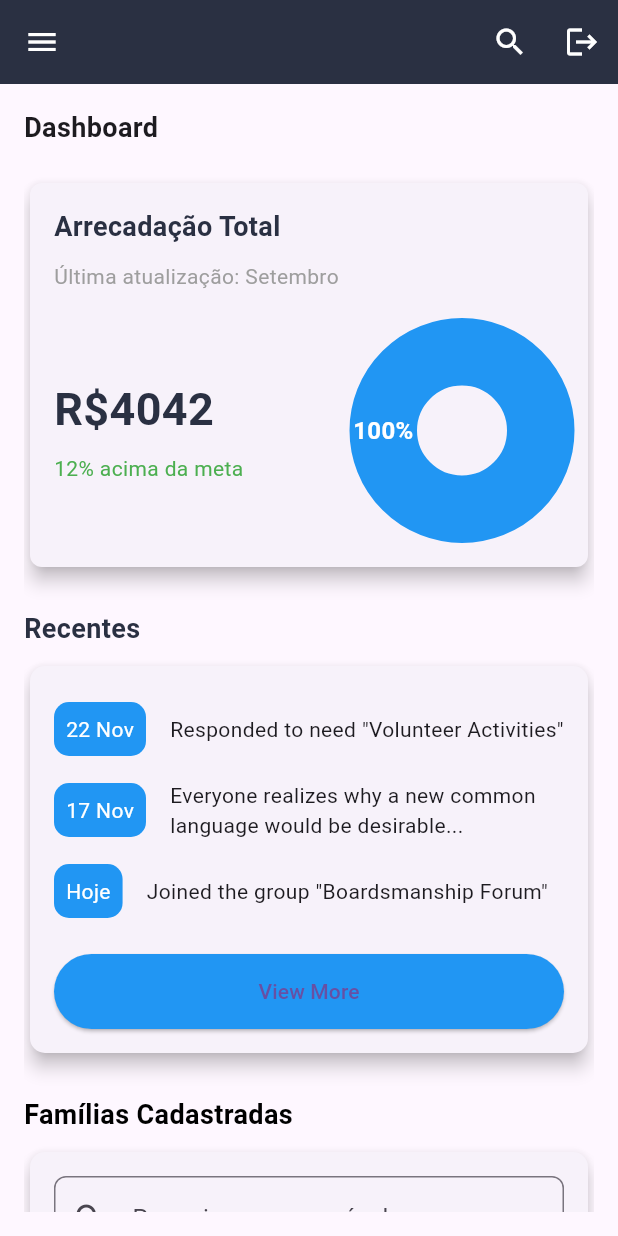
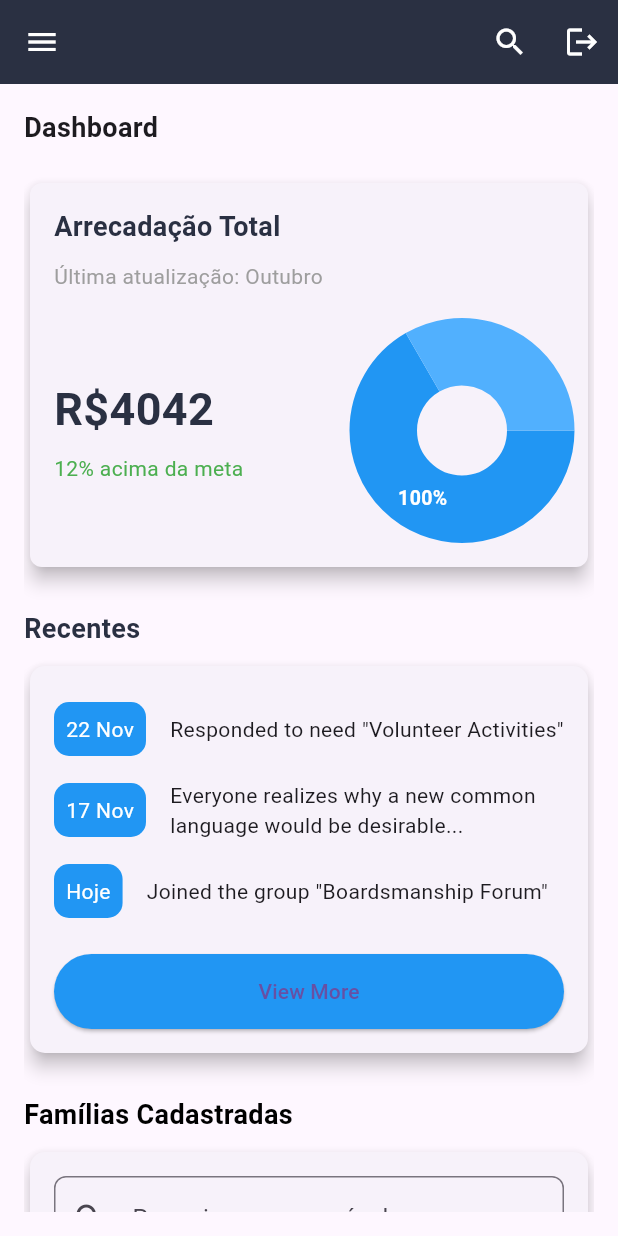
Before and after one commit to luizpassoss/Ong-mobile, a Flutter app: the DashboardPage screen opened directly, on a phone screen of 412 x 824 dp. Run offline on Flutter 3.47's test engine with Material 3 defaults, Android fonts, the phone set to English and light mode, and no system bars; drawn by our look-alikes of fl_chart; our stand-ins replace shared_preferences; accounts and stored records are empty.

Commit message:
tela dashboard

```diff
--- a/ongconforme/lib/main.dart
+++ b/ongconforme/lib/main.dart
@@ -205,6 +205,7 @@ class _LoginFormPageState extends State<LoginFormPage> {
 
 //pagina dashboard
 
+
 class DashboardPage extends StatelessWidget {
   Future<void> _obterToken() async {
     final prefs = await SharedPreferences.getInstance();
@@ -269,8 +270,8 @@ class DashboardPage extends StatelessWidget {
         backgroundColor: Color.fromRGBO(42, 48, 66, 1.0),
         leading: Icon(Icons.menu),
         actions: [
-          IconButton(onPressed: (){}, icon: Icon(Icons.search)),
-          IconButton(onPressed: (){}, icon: Icon(Icons.logout)),
+          IconButton(onPressed: _obterToken, icon: Icon(Icons.search)),
+          IconButton(onPressed: _logout, icon: Icon(Icons.logout)),
         ],
         iconTheme: IconThemeData(color: Colors.white),
       ),
@@ -334,7 +335,7 @@ class DashboardPage extends StatelessWidget {
             ),
             const SizedBox(height: 10),
             const Text(
-              'Última atualização: Setembro',
+              'Última atualização: Outubro',
               style: TextStyle(fontSize: 14, color: Colors.grey),
             ),
             const SizedBox(height: 18),
@@ -367,21 +368,28 @@ class DashboardPage extends StatelessWidget {
                     height: 150,
                     child: PieChart(
                       PieChartData(
+                        startDegreeOffset: 360, // Inicia o gráfico a partir do topo para semicircular
+                        sectionsSpace: 0,
+                        centerSpaceRadius: 30,
                         sections: [
                           PieChartSectionData(
-                            value: 101,
+                            value: 100, // Valor da seção principal
                             color: Colors.blue,
                             radius: 45,
-                            title: '100%',
+                            title: '100%', // Exibe o valor dentro do gráfico
                             titleStyle: const TextStyle(
-                              fontSize: 16,
+                              fontSize: 13,
                               fontWeight: FontWeight.bold,
-                              color: Colors.white,
+                              color: Color.fromARGB(255, 255, 255, 255),
                             ),
                           ),
+                          PieChartSectionData(
+                            value: 100 - 50, // Preenche o restante com a cor de fundo
+                            color: const Color.fromARGB(255, 81, 176, 254),
+                            radius: 45,
+                            title: '',
+                          ),
                         ],
-                        sectionsSpace: 0,
-                        centerSpaceRadius: 30,
                         borderData: FlBorderData(show: false),
                       ),
                     ),
@@ -394,6 +402,10 @@ class DashboardPage extends StatelessWidget {
       ),
     );
   }
+
+
+
+
 
   Widget _buildRecentes() {
     return Column(
@@ -472,24 +484,24 @@ class DashboardPage extends StatelessWidget {
                 DataTable(
                   columns: const [
                     DataColumn(label: Text("ID")),
-                    DataColumn(label: Text("Nome Responsável")),
-                    DataColumn(label: Text("CPF Responsável")),
+                    DataColumn(label: Text("Nome")),
+                    DataColumn(label: Text("CPF")),
                   ],
                   rows: const [
                     DataRow(cells: [
                       DataCell(Text("#FML17")),
-                      DataCell(Text("a")),
-                      DataCell(Text("222.222.22")),
+                      DataCell(Text("Luiz")),
+                      DataCell(Text("111.093.679-61")),
                     ]),
                     DataRow(cells: [
                       DataCell(Text("#FML19")),
-                      DataCell(Text("a")),
-                      DataCell(Text("222.222.22")),
+                      DataCell(Text("Walter")),
+                      DataCell(Text("111.111.111-67")),
                     ]),
                     DataRow(cells: [
                       DataCell(Text("#FML20")),
                       DataCell(Text("Caue")),
-                      DataCell(Text("222.222.22")),
+                      DataCell(Text("222.222.589-90")),
                     ]),
                   ],
                 ),
```
